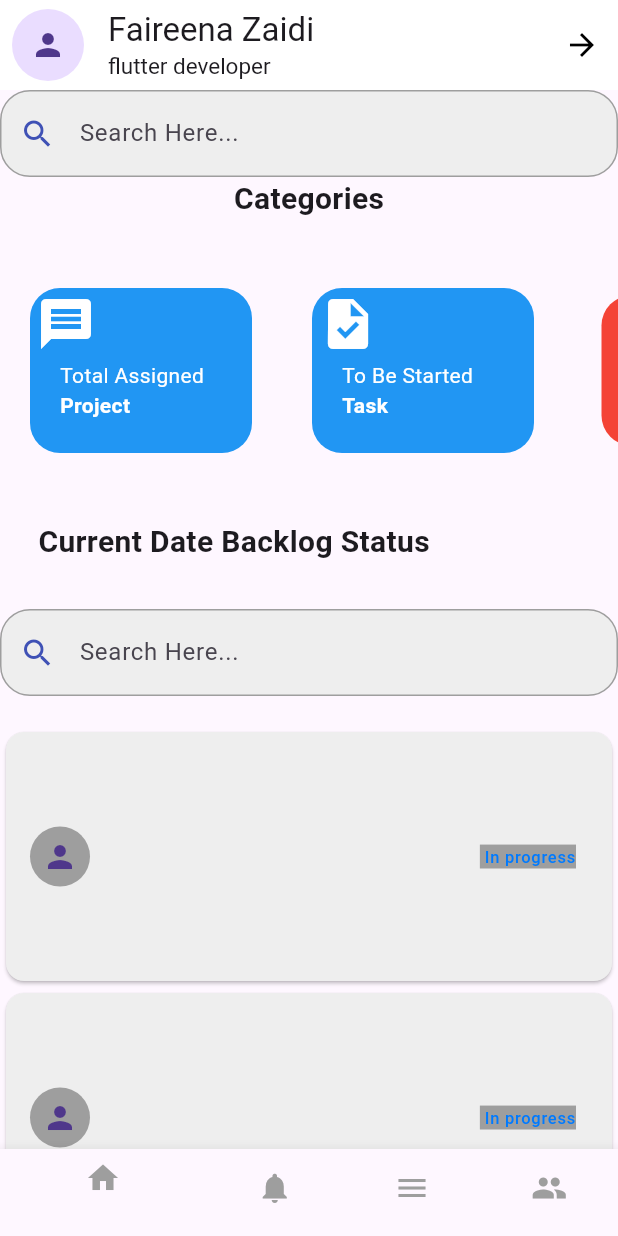
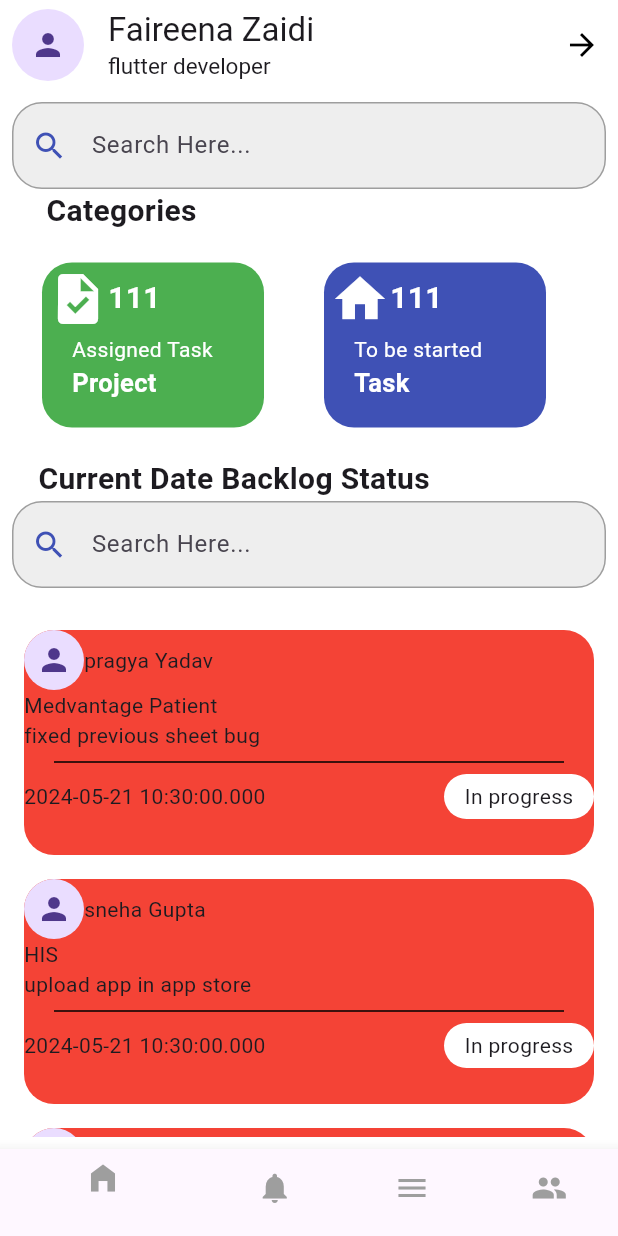
Before and after one commit to faireenazaidi/demo, a Flutter app: the SpringboardView screen opened directly, on a phone screen of 412 x 824 dp. Run offline on Flutter 3.47's test engine with Material 3 defaults, Android fonts, the phone set to English and light mode, and no system bars; our stand-ins replace get.

```diff
--- a/lib/statusView/categoryController.dart
+++ b/lib/statusView/categoryController.dart
@@ -1,9 +1,12 @@
+import 'dart:ui';
+
+import 'package:flutter/material.dart';
 import 'package:get/get.dart';
 
 class SpringboardController extends GetxController {
   List  itemList = [
   {
-  "total": 126,
+  "total": "126",
 
 },
     {
@@ -22,9 +25,80 @@ class SpringboardController extends GetxController {
 ];
   List employeName=[
     {
-      "name":"pragya",
-    }
+      "name":"pragya Yadav",
+      "identity":"Medvantage Patient",
+      "work": "fixed previous sheet bug"
+
+    },
+    {
+      "name":"sneha Gupta",
+      "identity":"HIS",
+      "work": "upload app in app store"
+
+    },
+    {
+      "name":"Vishal Singh",
+      "identity":"Concall Project",
+      "work": "work on home page"
+
+    },
+    {
+      "name":"khushi Mishra",
+      "identity":"Criterion Tech",
+      "work": "Work on fixing errors"
+
+    },
+    {
+      "name":"Nancy Singh",
+      "identity":"Medvantage Patient",
+      "work": "fixed previous sheet bug"
+
+    },
+    {
+      "name":"Sneha Tripathi",
+      "identity":"HIS",
+      "work": "upload app in app store"
+
+    },
+
 
   ];
 
+  List abc =[
+  {
+    "totalTask":"111",
+    "name":"Assigned Task",
+    "topic":"Project",
+    "color":Colors.green,
+    "icon":Icons.task
+
+  },
+    {
+      "totalTask":"111",
+      "name":"To be started",
+      "topic":"Task",
+      "color":Colors.indigo,
+      "icon":Icons.home
+
+    },
+    {
+      "totalTask":"111",
+      "name":" Task in",
+      "topic":"Progress",
+      "color":Colors.blue,
+      "icon":Icons.task
+
+    },
+    {
+      "totalTask":"111",
+      "name":"Task to be",
+      "topic":"Completed",
+    "color":Colors.red,
+      "icon":Icons.task
+
+    }
+  ];
+
+
+
 }
--- a/lib/statusView/springboardView.dart
+++ b/lib/statusView/springboardView.dart
@@ -1,5 +1,6 @@
 import 'package:flutter/material.dart';
 import 'package:flutter/cupertino.dart';
+import 'package:flutter/widgets.dart';
 import 'package:get/get.dart';
 
 import 'categoryController.dart';
@@ -18,6 +19,7 @@ class _SpringboardViewState extends State<SpringboardView> {
   @override
   Widget build(BuildContext context) {
     return Scaffold(
+      backgroundColor: CupertinoColors.white,
       appBar: AppBar(
         actions: [
           IconButton(
@@ -53,7 +55,9 @@ class _SpringboardViewState extends State<SpringboardView> {
 body:
 
 
-Column(
+Padding(
+  padding: const EdgeInsets.all(8.0),
+  child: Column(
     children: [
         Container(
           decoration: BoxDecoration(
@@ -62,7 +66,8 @@ Column(
             border: Border.all(color: Colors.grey),  // Optional: Add border
           ),
 
-        child: TextField(decoration: InputDecoration(
+          child: TextField(
+            decoration: InputDecoration(
             border: InputBorder.none,
             labelText: 'Search Here...',
             prefixIcon: Icon(Icons.search,color: Colors.indigo,),
@@ -70,23 +75,27 @@ Column(
                 ),
       ),
 
-   Container(
+     const Padding(
+       padding: EdgeInsets.only(right: 250.0),
        child: Text("Categories",style: TextStyle(fontWeight: FontWeight.bold,fontSize: 20),),
+     ),
 
-),
-    Container(
-    margin: EdgeInsets.symmetric(vertical: 25.0),
-    height: 150.0,
-    child: ListView(
+
+      SizedBox(
+        height: 150,
+        width: MediaQuery.of(context).size.width,
+        child: ListView.builder(
           scrollDirection: Axis.horizontal,
-      children: <Widget>[
-
-      Container(
+          itemCount: springboardController.abc.length,
+          shrinkWrap: true,
+          itemBuilder: (context, index) {
+            var data = springboardController.abc[index];
+          return  Container(
                     width: 148,
                     margin: EdgeInsets.all(20.0),
 
                     decoration: BoxDecoration(
-    color: Colors.blue,
+                      color: springboardController.abc[index]['color'],
                       borderRadius: BorderRadius.circular(20.0),
                     ),
                     child: Column(
@@ -95,98 +104,35 @@ Column(
                       children: <Widget>[
                         Padding(
                           padding: const EdgeInsets.all(4.0),
-        child: Icon(Icons.message,color:Colors.white,size:40),
-      ),
-      Padding(
-        padding: const EdgeInsets.only(left: 20.0),
-        child: Text("Total Assigned",style: TextStyle(color: Colors.white,fontSize: 14),),
-      ),
-      Padding(
-        padding: const EdgeInsets.only(left: 20.0),
-        child: Text("Project",style: TextStyle(color: Colors.white,fontWeight: FontWeight.bold,fontSize: 14),),
-      ),
-
-    ],
-    ),
-    ),
-    Container(
-    width: 148,
-    margin: EdgeInsets.all(20.0),
-
-    decoration: BoxDecoration(
-    color: Colors.blue,
-    borderRadius: BorderRadius.circular(20.0),
-    ),
-    child: Column(
-    crossAxisAlignment: CrossAxisAlignment.start,
-
-    children: <Widget>[
-    Padding(
-    padding: const EdgeInsets.all(4.0),
-    child: Icon(Icons.task,color:Colors.white,size:40),
-    ),
-    Padding(
-    padding: const EdgeInsets.only(left: 20.0),
-    child: Text("To Be Started",style: TextStyle(color: Colors.white,fontSize: 14),),
-    ),
-    Padding(
-    padding: const EdgeInsets.only(left: 20.0),
-    child: Text("Task",style: TextStyle(color: Colors.white,fontWeight: FontWeight.bold,fontSize: 14),),
-    ),
-
-    ],
-    ),
-    ),
-
-      Container(
-        width: 148,
-        margin: EdgeInsets.all(25.0),
-        decoration: BoxDecoration(
-          color: Colors.red,
-          borderRadius: BorderRadius.circular(20.0),
-        ),
-        child: new Stack(
-          children: <Widget>[
-
-          ],
-        ),
-      ),
-      Container(
-        width: 148,
-        margin: EdgeInsets.all(25.0),
-        decoration: BoxDecoration(
-          color: Colors.yellowAccent,
-          borderRadius: BorderRadius.circular(20.0),
-        ),
-        child: new Stack(
-          children: <Widget>[
-
-          ],
-        ),
-      ),
-      Container(
-        width: 148,
-        margin: EdgeInsets.all(25.0),
-        decoration: BoxDecoration(
-          color: Colors.purpleAccent,
-          borderRadius: BorderRadius.circular(20.0),
-        ),
-        child: new Stack(
-          children: <Widget>[
-
-          ],
-        ),
-      ),
+                          child: Row(
+                            children: [
+                              Icon(data['icon'],color:Colors.white,size:40),
+                              Text(data['totalTask'].toString(),style: TextStyle(color: Colors.white,fontSize: 20,fontWeight: FontWeight.bold),),
 
                             ],
                           ),
                         ),
                         Padding(
-      padding: const EdgeInsets.only(bottom: 30.0,right: 100),
-      child: Container(
+                          padding: const EdgeInsets.only(left: 20.0),
+                          child: Text(data['name'].toString(),style: TextStyle(color: Colors.white,fontSize: 14),),
+                        ),
+                        Padding(
+                          padding: const EdgeInsets.only(left: 20.0),
+                          child: Text(data['topic'].toString(),style: TextStyle(color: Colors.white,fontWeight: FontWeight.bold,fontSize: 17),),
+                        ),
+
+                      ],
+                    ),
+                  );
+        },),
+      ),
+
+
+
+
+         const Padding(
+           padding: EdgeInsets.only(right: 100),
            child: Text("Current Date Backlog Status",style: TextStyle(fontSize: 20,fontWeight: FontWeight.bold),),
-
-      ),
          ),
       Padding(
         padding: const EdgeInsets.only(bottom: 20.0),
@@ -206,30 +152,99 @@ Column(
       ),
       Expanded(
         child: ListView.builder(
-        itemCount: 10,
+          itemCount: springboardController.itemList.length,
           itemBuilder: (context, index) {
-          return Card(
-            color: Colors.grey[200],
-            child: ListTile(
-              leading: CircleAvatar(
-                backgroundColor: Colors.grey,
-                child: Icon(Icons.person),
+            return Padding(
+              padding: const EdgeInsets.all(8.0),
+              child: Container(
+                height: 150,
+                 width: MediaQuery.of(context).size.width,
+
+                decoration: BoxDecoration(
+                  color: Colors.red,
+                  borderRadius: BorderRadius.circular(20.0),
+
                 ),
-              trailing: Text(" In progress",textAlign: TextAlign.end,
-                style:TextStyle(
-                color: CupertinoColors.link,backgroundColor: Colors.grey,
-              ),),
-              title: Row(
+                child: Column(
+                  crossAxisAlignment: CrossAxisAlignment.start,
                   children: [
-              Padding(
-              padding: const EdgeInsets.only(bottom: 150.0),
-                child: Container(
-                  width: 5,
+                  Row(
+                    children: [
+                      CircleAvatar(
+                            child: Icon(
+                              Icons.person,
+                            ),
+                          ),
+                      Text(springboardController.employeName[index]['name'].toString(),),
+                    ],
+                  ),
+                    Text(springboardController.employeName[index]['identity'].toString(),),
+                    Text(springboardController.employeName[index]['work'].toString(),),
+                    Divider(
+                      color: Colors.black,
+                      thickness: 1,
+                      indent: 20,
+                      endIndent: 20,
+
+                    ),
+                    Row(
+                      mainAxisAlignment: MainAxisAlignment.spaceBetween,
+                      children: [
+                        Text(DateTime.now().toString()),
+                        Container(
+                          child: Center(child: Text("In progress",)),
+                          height: 30,
+                          width: 100,
+                          decoration: BoxDecoration(
+                            borderRadius: BorderRadius.circular(15),
+                            color: Colors.white,
 
                           ),
                         )
+
                       ],
-              ),
+                    )
+                  ],
+                )
+                // ListTile(
+                //   leading: Padding(
+                //     padding: const EdgeInsets.only(left:8.0),
+                //     child: CircleAvatar(
+                //       child: Icon(
+                //         Icons.person,
+                //       ),
+                //     ),
+                //   ),
+                //
+                //   trailing: const Text(" In progress",textAlign: TextAlign.end,
+                //     style:TextStyle(
+                //     color: CupertinoColors.black,backgroundColor: Colors.grey,
+                //   ),
+                //   ),
+                //   title: Row(
+                //     children: [
+                //
+                //   Padding(
+                //   padding: const EdgeInsets.only(bottom: 150.0),
+                //     child: Column(
+                //       mainAxisAlignment: MainAxisAlignment.start,
+                //       children: [
+                //         Column(
+                //           children: [
+                //             Text(springboardController.employeName[index]['name'].toString(),),
+                //                 Text(springboardController.employeName[index]['identity'].toString(),)
+                //           ],
+                //          // Text(springboardController.employeName[index]['name'.toString()],),
+                //
+                //         ),
+                //       ],
+                //     )
+                //
+                //
+                //   ),
+                //     ],
+                //   ),
+                // ),
               ),
             );
           },
@@ -237,10 +252,11 @@ Column(
       ),
         ]
       ),
+),
       bottomNavigationBar: BottomNavigationBar(
         items: <BottomNavigationBarItem>[
           BottomNavigationBarItem(
-            icon: Icon(Icons.home,color:Colors.grey),
+            icon: Icon(Icons.home_filled,color:Colors.grey),
             label: 'Home',
           ),
           BottomNavigationBarItem(
```
Also changed, not shown: pubspec.lock. Lines whose indentation alone changed are shown as unchanged.
